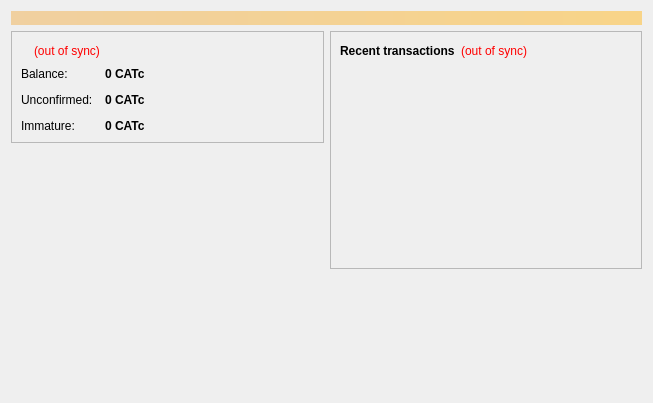
Qt form src/qt/forms/overviewpage.ui (cataloniacurrency/cataloniacoinv2) before a commit.
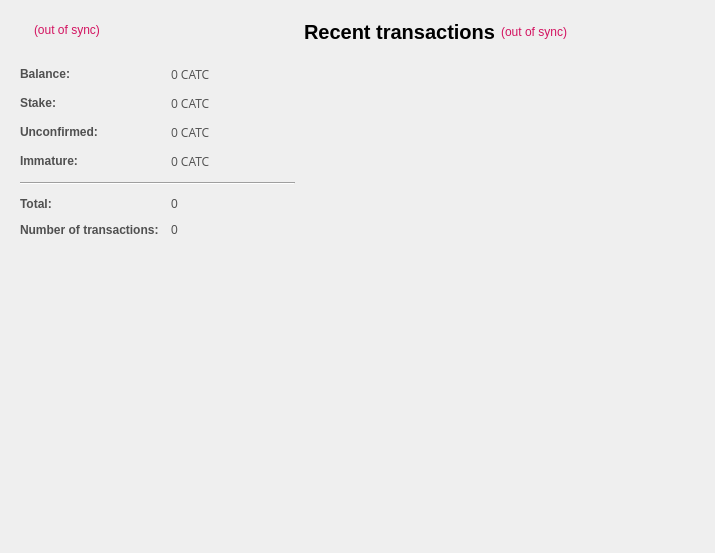
The same form after that commit. Icons and pictures are not drawn.

What changed in the file:
```diff
--- a/src/qt/forms/overviewpage.ui
+++ b/src/qt/forms/overviewpage.ui
@@ -6,66 +6,190 @@
    <rect>
     <x>0</x>
     <y>0</y>
-    <width>653</width>
-    <height>403</height>
+    <width>620</width>
+    <height>768</height>
    </rect>
   </property>
+  <property name="sizePolicy">
+   <sizepolicy hsizetype="Minimum" vsizetype="Preferred">
+    <horstretch>0</horstretch>
+    <verstretch>0</verstretch>
+   </sizepolicy>
+  </property>
+  <property name="maximumSize">
+   <size>
+    <width>620</width>
+    <height>16777215</height>
+   </size>
+  </property>
   <property name="windowTitle">
    <string>Form</string>
   </property>
-  <layout class="QVBoxLayout" name="topLayout">
+  <property name="styleSheet">
+   <string notr="true">color:#505050;
+font-family:'Open Sans,sans-serif';</string>
+  </property>
+  <layout class="QGridLayout" name="gridLayout_2">
+   <property name="sizeConstraint">
+    <enum>QLayout::SetFixedSize</enum>
+   </property>
+   <property name="leftMargin">
+    <number>11</number>
+   </property>
+   <property name="horizontalSpacing">
+    <number>0</number>
+   </property>
+   <item row="1" column="1">
+    <layout class="QVBoxLayout" name="verticalLayout_3">
+     <property name="spacing">
+      <number>7</number>
+     </property>
    <item>
-    <widget class="QLabel" name="labelAlerts">
-     <property name="visible">
-      <bool>false</bool>
-     </property>
+      <widget class="QFrame" name="frame_2">
+       <property name="sizePolicy">
+        <sizepolicy hsizetype="Fixed" vsizetype="Preferred">
+         <horstretch>0</horstretch>
+         <verstretch>0</verstretch>
+        </sizepolicy>
+       </property>
+       <property name="minimumSize">
+        <size>
+         <width>400</width>
+         <height>0</height>
+        </size>
+       </property>
+       <property name="maximumSize">
+        <size>
+         <width>550</width>
+         <height>16777215</height>
+        </size>
+       </property>
+       <layout class="QVBoxLayout" name="verticalLayout">
+        <property name="leftMargin">
+         <number>0</number>
+        </property>
+        <item>
+         <layout class="QHBoxLayout" name="horizontalLayout_2">
+          <item>
+           <widget class="QLabel" name="label_4">
+            <property name="text">
+             <string>&lt;html&gt;&lt;head/&gt;&lt;body&gt;&lt;p&gt;&lt;span style=&quot; font-size:20px; font-weight:600; color:#000000;&quot;&gt;Recent transactions&lt;/span&gt;&lt;/p&gt;&lt;/body&gt;&lt;/html&gt;</string>
+            </property>
+           </widget>
+          </item>
+          <item>
+           <widget class="QLabel" name="labelTransactionsStatus">
+            <property name="toolTip">
+             <string>The displayed information may be out of date. Your Cataloniacoin automatically synchronizes with the cataloniacoin network after a connection is established, but this process has not completed yet.</string>
+            </property>
      <property name="styleSheet">
-      <string notr="true">background-color: qlineargradient(x1: 0, y1: 0, x2: 1, y2: 0, stop:0 #F0D0A0, stop:1 #F8D488); color:#000000;</string>
-     </property>
-     <property name="wordWrap">
-      <bool>true</bool>
-     </property>
-     <property name="margin">
-      <number>3</number>
+             <string notr="true">QLabel { color: red; }</string>
+            </property>
+            <property name="text">
+             <string notr="true">&lt;html&gt;&lt;head/&gt;&lt;body&gt;&lt;p&gt;&lt;span style=&quot; color:#d31360;&quot;&gt;(out of sync)&lt;/span&gt;&lt;/p&gt;&lt;/body&gt;&lt;/html&gt;</string>
+            </property>
+            <property name="alignment">
+             <set>Qt::AlignRight|Qt::AlignTrailing|Qt::AlignVCenter</set>
      </property>
     </widget>
    </item>
    <item>
-    <layout class="QHBoxLayout" name="horizontalLayout" stretch="1,1">
+           <spacer name="horizontalSpacer">
+            <property name="orientation">
+             <enum>Qt::Horizontal</enum>
+            </property>
+            <property name="sizeHint" stdset="0">
+             <size>
+              <width>40</width>
+              <height>20</height>
+             </size>
+            </property>
+           </spacer>
+          </item>
+         </layout>
+        </item>
      <item>
+         <spacer name="verticalSpacer_6">
+          <property name="orientation">
+           <enum>Qt::Vertical</enum>
+          </property>
+          <property name="sizeType">
+           <enum>QSizePolicy::Maximum</enum>
+          </property>
+          <property name="sizeHint" stdset="0">
+           <size>
+            <width>20</width>
+            <height>13</height>
+           </size>
+          </property>
+         </spacer>
+        </item>
+        <item>
+         <widget class="QListView" name="listTransactions">
+          <property name="sizePolicy">
+           <sizepolicy hsizetype="Fixed" vsizetype="Expanding">
+            <horstretch>0</horstretch>
+            <verstretch>0</verstretch>
+           </sizepolicy>
+          </property>
+          <property name="maximumSize">
+           <size>
+            <width>400</width>
+            <height>16777215</height>
+           </size>
+          </property>
+          <property name="styleSheet">
+           <string notr="true">QListView { background: transparent;font-size:12px;  }</string>
+          </property>
+          <property name="frameShape">
+           <enum>QFrame::NoFrame</enum>
+          </property>
+          <property name="verticalScrollBarPolicy">
+           <enum>Qt::ScrollBarAlwaysOff</enum>
+          </property>
+          <property name="horizontalScrollBarPolicy">
+           <enum>Qt::ScrollBarAlwaysOff</enum>
+          </property>
+          <property name="selectionMode">
+           <enum>QAbstractItemView::NoSelection</enum>
+          </property>
+         </widget>
+        </item>
+       </layout>
+      </widget>
+     </item>
+    </layout>
+   </item>
+   <item row="1" column="0">
       <layout class="QVBoxLayout" name="verticalLayout_2">
+     <property name="spacing">
+      <number>1</number>
+     </property>
        <item>
         <widget class="QFrame" name="frame">
-         <property name="frameShape">
-          <enum>QFrame::StyledPanel</enum>
-         </property>
-         <property name="frameShadow">
-          <enum>QFrame::Raised</enum>
+       <property name="sizePolicy">
+        <sizepolicy hsizetype="Fixed" vsizetype="Preferred">
+         <horstretch>0</horstretch>
+         <verstretch>0</verstretch>
+        </sizepolicy>
+       </property>
+       <property name="maximumSize">
+        <size>
+         <width>350</width>
+         <height>16777215</height>
+        </size>
          </property>
          <layout class="QVBoxLayout" name="verticalLayout_4">
           <item>
            <layout class="QHBoxLayout" name="horizontalLayout_4">
+          <property name="spacing">
+           <number>7</number>
+          </property>
             <item>
              <widget class="QLabel" name="label_5">
-              <property name="enabled">
-               <bool>true</bool>
-              </property>
-              <property name="sizePolicy">
-               <sizepolicy hsizetype="Preferred" vsizetype="Preferred">
-                <horstretch>0</horstretch>
-                <verstretch>0</verstretch>
-               </sizepolicy>
-              </property>
-              <property name="maximumSize">
-               <size>
-                <width>256</width>
-                <height>256</height>
-               </size>
-              </property>
               <property name="font">
                <font>
-                <weight>75</weight>
-                <bold>true</bold>
+              <family>Open Sans,sans-serif</family>
                </font>
               </property>
               <property name="text">
@@ -85,7 +209,7 @@
                <string notr="true">QLabel { color: red; }</string>
               </property>
               <property name="text">
-               <string notr="true">(out of sync)</string>
+             <string notr="true">&lt;html&gt;&lt;head/&gt;&lt;body&gt;&lt;p&gt;&lt;span style=&quot; color:#d31360;&quot;&gt;(out of sync)&lt;/span&gt;&lt;/p&gt;&lt;/body&gt;&lt;/html&gt;</string>
               </property>
               <property name="alignment">
                <set>Qt::AlignLeading|Qt::AlignLeft|Qt::AlignVCenter</set>
@@ -107,6 +231,22 @@
             </item>
            </layout>
           </item>
+        <item>
+         <spacer name="verticalSpacer_5">
+          <property name="orientation">
+           <enum>Qt::Vertical</enum>
+          </property>
+          <property name="sizeType">
+           <enum>QSizePolicy::Maximum</enum>
+          </property>
+          <property name="sizeHint" stdset="0">
+           <size>
+            <width>20</width>
+            <height>20</height>
+           </size>
+          </property>
+         </spacer>
+        </item>
           <item>
            <layout class="QFormLayout" name="formLayout_2">
             <property name="fieldGrowthPolicy">
@@ -121,7 +261,7 @@
             <item row="0" column="0">
              <widget class="QLabel" name="label">
               <property name="text">
-               <string>Balance:</string>
+             <string>&lt;html&gt;&lt;head/&gt;&lt;body&gt;&lt;p&gt;&lt;span style=&quot; font-weight:600;&quot;&gt;Balance:&lt;/span&gt;&lt;/p&gt;&lt;/body&gt;&lt;/html&gt;</string>
               </property>
              </widget>
             </item>
@@ -129,8 +269,7 @@
              <widget class="QLabel" name="labelBalance">
               <property name="font">
                <font>
-                <weight>75</weight>
-                <bold>true</bold>
+              <family>Open Sans,sans-serif</family>
                </font>
               </property>
               <property name="cursor">
@@ -140,7 +279,7 @@
                <string>Your current balance</string>
               </property>
               <property name="text">
-               <string notr="true">0 CATc</string>
+             <string notr="true">0 CATC</string>
               </property>
               <property name="textInteractionFlags">
                <set>Qt::LinksAccessibleByMouse|Qt::TextSelectableByKeyboard|Qt::TextSelectableByMouse</set>
@@ -148,18 +287,45 @@
              </widget>
             </item>
             <item row="1" column="0">
+           <widget class="QLabel" name="label_6">
+            <property name="text">
+             <string>&lt;html&gt;&lt;head/&gt;&lt;body&gt;&lt;p&gt;&lt;span style=&quot; font-weight:600;&quot;&gt;Stake:&lt;/span&gt;&lt;/p&gt;&lt;/body&gt;&lt;/html&gt;</string>
+            </property>
+           </widget>
+          </item>
+          <item row="1" column="1">
+           <widget class="QLabel" name="labelStake">
+            <property name="font">
+             <font>
+              <family>Open Sans,sans-serif</family>
+             </font>
+            </property>
+            <property name="cursor">
+             <cursorShape>IBeamCursor</cursorShape>
+            </property>
+            <property name="toolTip">
+             <string>Total of coins that was staked, and do not yet count toward the current balance</string>
+            </property>
+            <property name="text">
+             <string notr="true">0 CATC</string>
+            </property>
+            <property name="textInteractionFlags">
+             <set>Qt::LinksAccessibleByMouse|Qt::TextSelectableByKeyboard|Qt::TextSelectableByMouse</set>
+            </property>
+           </widget>
+          </item>
+          <item row="2" column="0">
              <widget class="QLabel" name="label_3">
               <property name="text">
-               <string>Unconfirmed:</string>
+             <string>&lt;html&gt;&lt;head/&gt;&lt;body&gt;&lt;p&gt;&lt;span style=&quot; font-weight:600;&quot;&gt;Unconfirmed:&lt;/span&gt;&lt;/p&gt;&lt;/body&gt;&lt;/html&gt;</string>
               </property>
              </widget>
             </item>
-            <item row="1" column="1">
+          <item row="2" column="1">
              <widget class="QLabel" name="labelUnconfirmed">
               <property name="font">
                <font>
-                <weight>75</weight>
-                <bold>true</bold>
+              <family>Open Sans,sans-serif</family>
                </font>
               </property>
               <property name="cursor">
@@ -169,131 +335,86 @@
                <string>Total of transactions that have yet to be confirmed, and do not yet count toward the current balance</string>
               </property>
               <property name="text">
-               <string notr="true">0 CATc</string>
+             <string notr="true">0 CATC</string>
               </property>
               <property name="textInteractionFlags">
                <set>Qt::LinksAccessibleByMouse|Qt::TextSelectableByKeyboard|Qt::TextSelectableByMouse</set>
               </property>
              </widget>
             </item>
-            <item row="2" column="0">
+          <item row="3" column="0">
              <widget class="QLabel" name="labelImmatureText">
               <property name="text">
-               <string>Immature:</string>
+             <string>&lt;html&gt;&lt;head/&gt;&lt;body&gt;&lt;p&gt;&lt;span style=&quot; font-weight:600;&quot;&gt;Immature:&lt;/span&gt;&lt;/p&gt;&lt;/body&gt;&lt;/html&gt;</string>
               </property>
              </widget>
             </item>
-            <item row="2" column="1">
+          <item row="3" column="1">
              <widget class="QLabel" name="labelImmature">
               <property name="font">
                <font>
-                <weight>75</weight>
-                <bold>true</bold>
+              <family>Open Sans,sans-serif</family>
                </font>
               </property>
               <property name="toolTip">
                <string>Mined balance that has not yet matured</string>
               </property>
               <property name="text">
-               <string notr="true">0 CATc</string>
+             <string notr="true">0 CATC</string>
               </property>
               <property name="textInteractionFlags">
                <set>Qt::LinksAccessibleByMouse|Qt::TextSelectableByKeyboard|Qt::TextSelectableByMouse</set>
               </property>
              </widget>
             </item>
-           </layout>
-          </item>
-         </layout>
-        </widget>
-       </item>
-       <item>
-        <spacer name="verticalSpacer">
-         <property name="orientation">
-          <enum>Qt::Vertical</enum>
-         </property>
-         <property name="sizeHint" stdset="0">
-          <size>
-           <width>20</width>
-           <height>40</height>
-          </size>
-         </property>
-        </spacer>
-       </item>
-      </layout>
-     </item>
-     <item>
-      <layout class="QVBoxLayout" name="verticalLayout_3">
-       <item>
-        <widget class="QFrame" name="frame_2">
-         <property name="frameShape">
-          <enum>QFrame::StyledPanel</enum>
-         </property>
-         <property name="frameShadow">
-          <enum>QFrame::Raised</enum>
-         </property>
-         <layout class="QVBoxLayout" name="verticalLayout">
-          <item>
-           <layout class="QHBoxLayout" name="horizontalLayout_2">
-            <item>
-             <widget class="QLabel" name="label_4">
-              <property name="text">
-               <string>&lt;b&gt;Recent transactions&lt;/b&gt;</string>
-              </property>
-             </widget>
-            </item>
-            <item>
-             <widget class="QLabel" name="labelTransactionsStatus">
-              <property name="toolTip">
-               <string>The displayed information may be out of date. Your wallet automatically synchronizes with the Cataloniacoin network after a connection is established, but this process has not completed yet.</string>
-              </property>
-              <property name="styleSheet">
-               <string notr="true">QLabel { color: red; }</string>
-              </property>
-              <property name="text">
-               <string notr="true">(out of sync)</string>
-              </property>
-              <property name="alignment">
-               <set>Qt::AlignRight|Qt::AlignTrailing|Qt::AlignVCenter</set>
-              </property>
-             </widget>
-            </item>
-            <item>
-             <spacer name="horizontalSpacer">
+          <item row="4" column="0" colspan="2">
+           <widget class="Line" name="line">
+            <property name="sizePolicy">
+             <sizepolicy hsizetype="Expanding" vsizetype="Fixed">
+              <horstretch>140</horstretch>
+              <verstretch>0</verstretch>
+             </sizepolicy>
+            </property>
               <property name="orientation">
                <enum>Qt::Horizontal</enum>
               </property>
-              <property name="sizeHint" stdset="0">
-               <size>
-                <width>40</width>
-                <height>20</height>
-               </size>
-              </property>
-             </spacer>
-            </item>
-           </layout>
-          </item>
-          <item>
-           <widget class="QListView" name="listTransactions">
-            <property name="styleSheet">
-             <string notr="true">QListView { background: transparent; }</string>
+           </widget>
+          </item>
+          <item row="5" column="0">
+           <widget class="QLabel" name="label_10">
+            <property name="text">
+             <string>&lt;html&gt;&lt;head/&gt;&lt;body&gt;&lt;p&gt;&lt;span style=&quot; font-weight:600;&quot;&gt;Total:&lt;/span&gt;&lt;/p&gt;&lt;/body&gt;&lt;/html&gt;</string>
+            </property>
+           </widget>
+          </item>
+          <item row="5" column="1">
+           <widget class="QLabel" name="labelTotal">
+            <property name="toolTip">
+             <string>Total number of transactions in Cataloniacoin</string>
             </property>
-            <property name="frameShape">
-             <enum>QFrame::NoFrame</enum>
+            <property name="text">
+             <string notr="true">0</string>
             </property>
-            <property name="verticalScrollBarPolicy">
-             <enum>Qt::ScrollBarAlwaysOff</enum>
+           </widget>
+          </item>
+          <item row="6" column="0">
+           <widget class="QLabel" name="label_2">
+            <property name="text">
+             <string>&lt;html&gt;&lt;head/&gt;&lt;body&gt;&lt;p&gt;&lt;span style=&quot; font-weight:600;&quot;&gt;Number of transactions:&lt;/span&gt;&lt;/p&gt;&lt;/body&gt;&lt;/html&gt;</string>
             </property>
-            <property name="horizontalScrollBarPolicy">
-             <enum>Qt::ScrollBarAlwaysOff</enum>
+           </widget>
+          </item>
+          <item row="6" column="1">
+           <widget class="QLabel" name="labelNumTransactions">
+            <property name="toolTip">
+             <string>Total number of transactions in Cataloniacoin</string>
             </property>
-            <property name="selectionMode">
-             <enum>QAbstractItemView::NoSelection</enum>
+            <property name="text">
+             <string notr="true">0</string>
             </property>
            </widget>
           </item>
          </layout>
-        </widget>
        </item>
        <item>
         <spacer name="verticalSpacer_2">
@@ -303,12 +424,42 @@
          <property name="sizeHint" stdset="0">
           <size>
            <width>20</width>
-           <height>40</height>
+            <height>20</height>
           </size>
          </property>
         </spacer>
        </item>
-      </layout>
+        <item>
+         <spacer name="verticalSpacer">
+          <property name="orientation">
+           <enum>Qt::Vertical</enum>
+          </property>
+          <property name="sizeHint" stdset="0">
+           <size>
+            <width>20</width>
+            <height>20</height>
+           </size>
+          </property>
+         </spacer>
+        </item>
+        <item>
+         <widget class="QWidget" name="widget" native="true">
+          <property name="minimumSize">
+           <size>
+            <width>275</width>
+            <height>250</height>
+           </size>
+          </property>
+          <property name="autoFillBackground">
+           <bool>false</bool>
+          </property>
+          <property name="styleSheet">
+           <string notr="true">image: url(:/images/wallet);</string>
+          </property>
+         </widget>
+        </item>
+       </layout>
+      </widget>
      </item>
     </layout>
    </item>
```
Left out of the diff: 5 changed lines with no effect on the pictures. Lines whose indentation alone changed are shown as unchanged.
